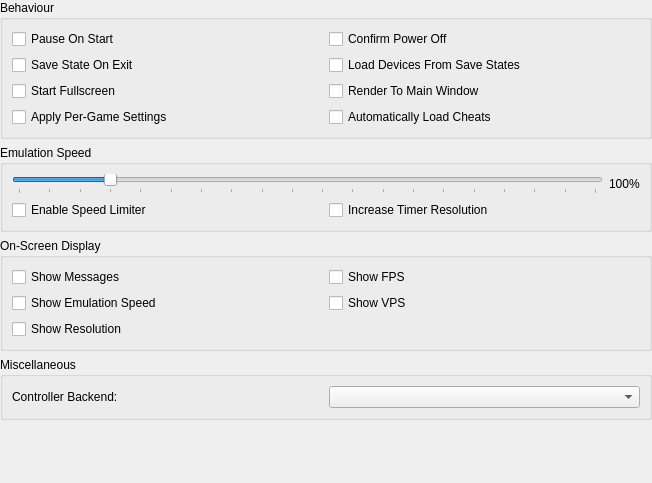
This is src/duckstation-qt/generalsettingswidget.ui in kofxi3584karlayang/duckstation as Qt 5 draws it before an edit. The edited form follows.
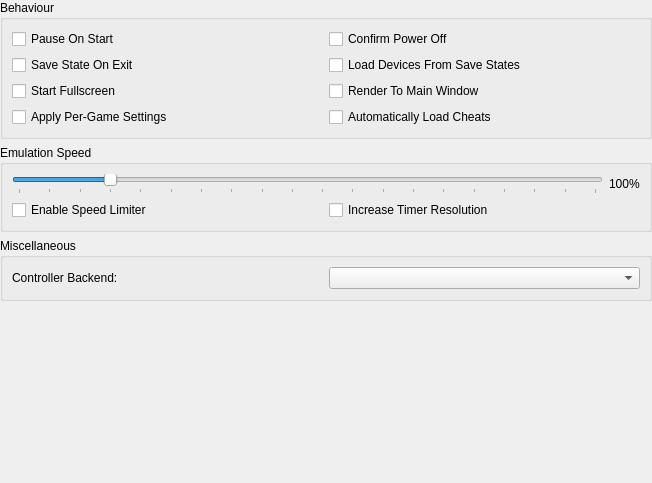
This is the edited form.

Commit message: Qt: Split GPU options into display and enhancements

```diff
--- a/src/duckstation-qt/generalsettingswidget.ui
+++ b/src/duckstation-qt/generalsettingswidget.ui
@@ -153,50 +153,6 @@
      </layout>
     </widget>
    </item>
-   <item>
-    <widget class="QGroupBox" name="groupBox_5">
-     <property name="title">
-      <string>On-Screen Display</string>
-     </property>
-     <layout class="QGridLayout" name="formLayout_5">
-      <item row="2" column="0">
-       <widget class="QCheckBox" name="showOSDMessages">
-        <property name="text">
-         <string>Show Messages</string>
-        </property>
-       </widget>
-      </item>
-      <item row="2" column="1">
-       <widget class="QCheckBox" name="showFPS">
-        <property name="text">
-         <string>Show FPS</string>
-        </property>
-       </widget>
-      </item>
-      <item row="3" column="0">
-       <widget class="QCheckBox" name="showSpeed">
-        <property name="text">
-         <string>Show Emulation Speed</string>
-        </property>
-       </widget>
-      </item>
-      <item row="3" column="1">
-       <widget class="QCheckBox" name="showVPS">
-        <property name="text">
-         <string>Show VPS</string>
-        </property>
-       </widget>
-      </item>
-      <item row="4" column="0">
-       <widget class="QCheckBox" name="showResolution">
-        <property name="text">
-         <string>Show Resolution</string>
-        </property>
-       </widget>
-      </item>
-     </layout>
-    </widget>
-   </item>
    <item>
     <widget class="QGroupBox" name="groupBox">
      <property name="title">
```
The commit also changes 17 other files.
